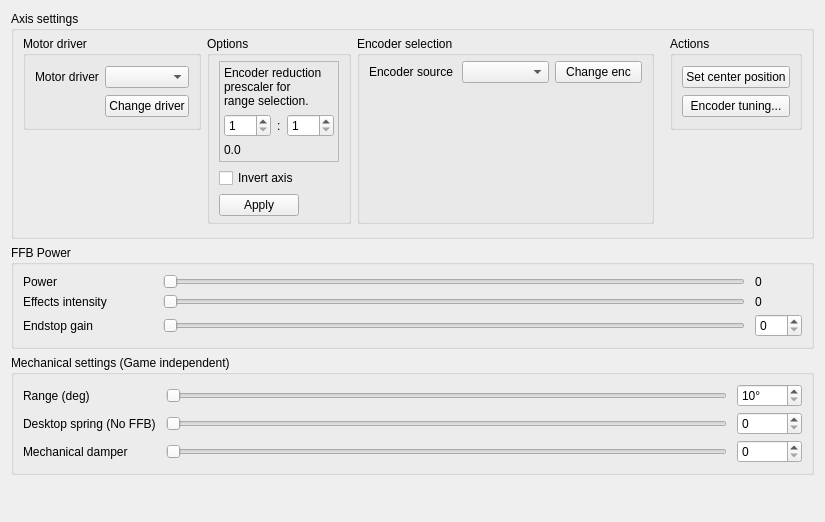
Old version of the form res/axis_ui.ui in the repository Ultrawipf/OpenFFBoard-configurator.
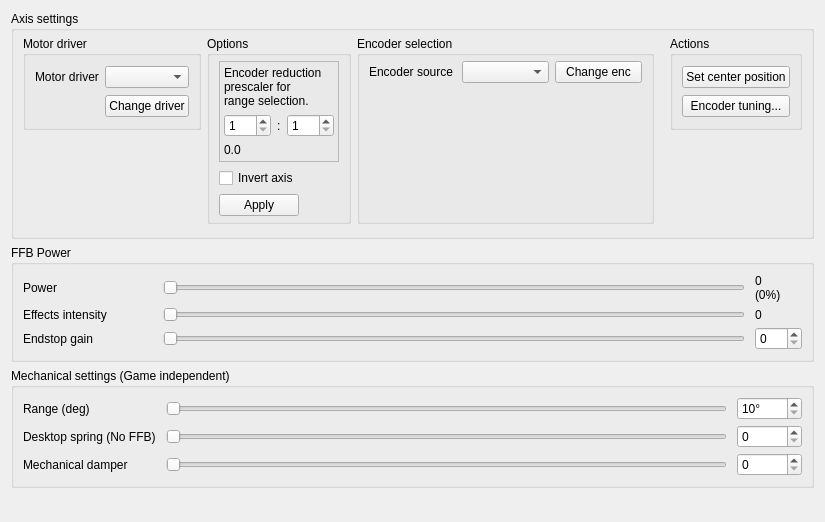
New version of the form.

Commit message:
Add percentage in the power slider (#68)
* Add percentage in the power slider considering TMC and Other drivers

* Show percentage after Amper shown to TMC driver

* Revert width change

* Update version and changelog

---------

The edit to the form file:
```diff
--- a/res/axis_ui.ui
+++ b/res/axis_ui.ui
@@ -592,7 +592,8 @@
          </size>
         </property>
         <property name="text">
-         <string>0</string>
+         <string>0
+(0%)</string>
         </property>
        </widget>
       </item>
@@ -622,7 +623,7 @@
       <item row="0" column="1">
        <widget class="QSlider" name="horizontalSlider_power">
         <property name="maximum">
-         <number>30000</number>
+         <number>32767</number>
         </property>
         <property name="pageStep">
          <number>100</number>
```
The commit also changes 3 other files.
